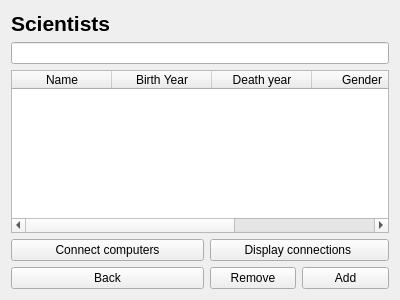
The window that scientistbase.ui (AndriM/Vika3) describes before a commit, drawn with Qt 5.
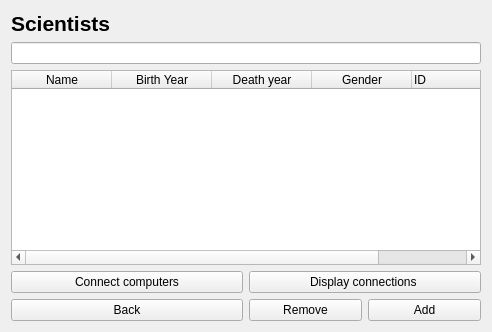
The same window after the commit.

The edit to the form file:
```diff
--- a/scientistbase.ui
+++ b/scientistbase.ui
@@ -6,8 +6,8 @@
    <rect>
     <x>0</x>
     <y>0</y>
-    <width>400</width>
-    <height>300</height>
+    <width>492</width>
+    <height>332</height>
    </rect>
   </property>
   <property name="windowTitle">
@@ -56,6 +56,9 @@
    </item>
    <item row="8" column="2">
     <widget class="QPushButton" name="removeButton">
+     <property name="enabled">
+      <bool>true</bool>
+     </property>
      <property name="focusPolicy">
       <enum>Qt::NoFocus</enum>
      </property>
@@ -104,6 +107,9 @@
      <property name="sortingEnabled">
       <bool>true</bool>
      </property>
+     <property name="cornerButtonEnabled">
+      <bool>false</bool>
+     </property>
      <attribute name="horizontalHeaderStretchLastSection">
       <bool>true</bool>
      </attribute>
@@ -131,6 +137,9 @@
       <property name="text">
        <string>ID</string>
       </property>
+      <property name="textAlignment">
+       <set>AlignLeft|AlignVCenter</set>
+      </property>
      </column>
     </widget>
    </item>
```
